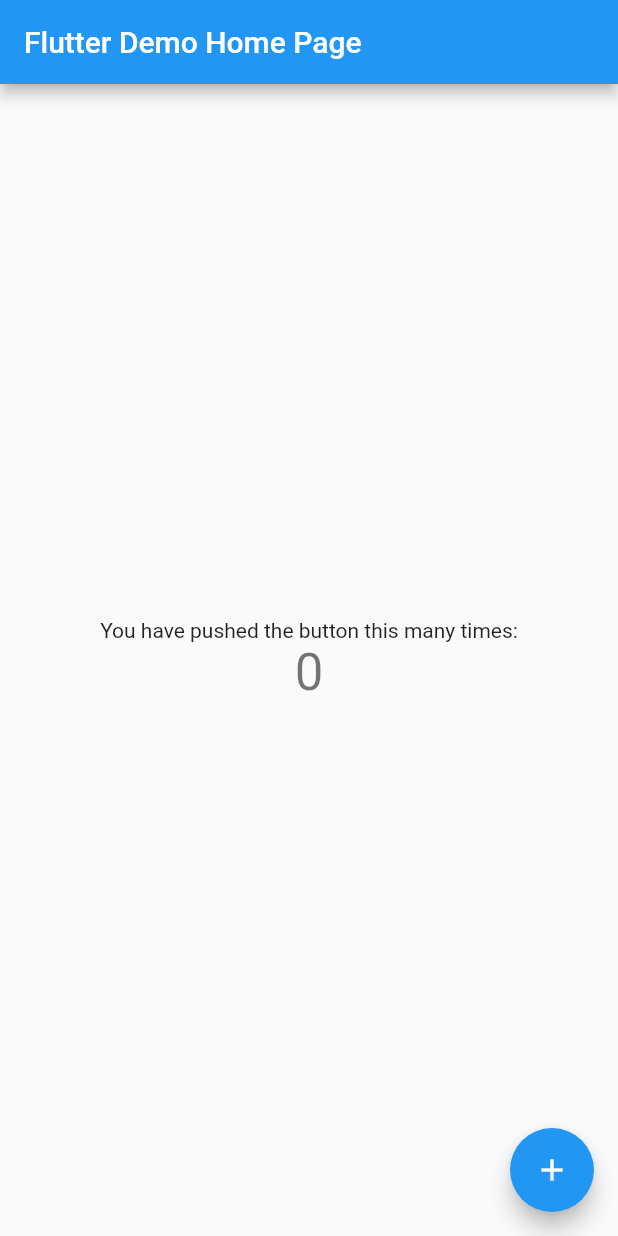
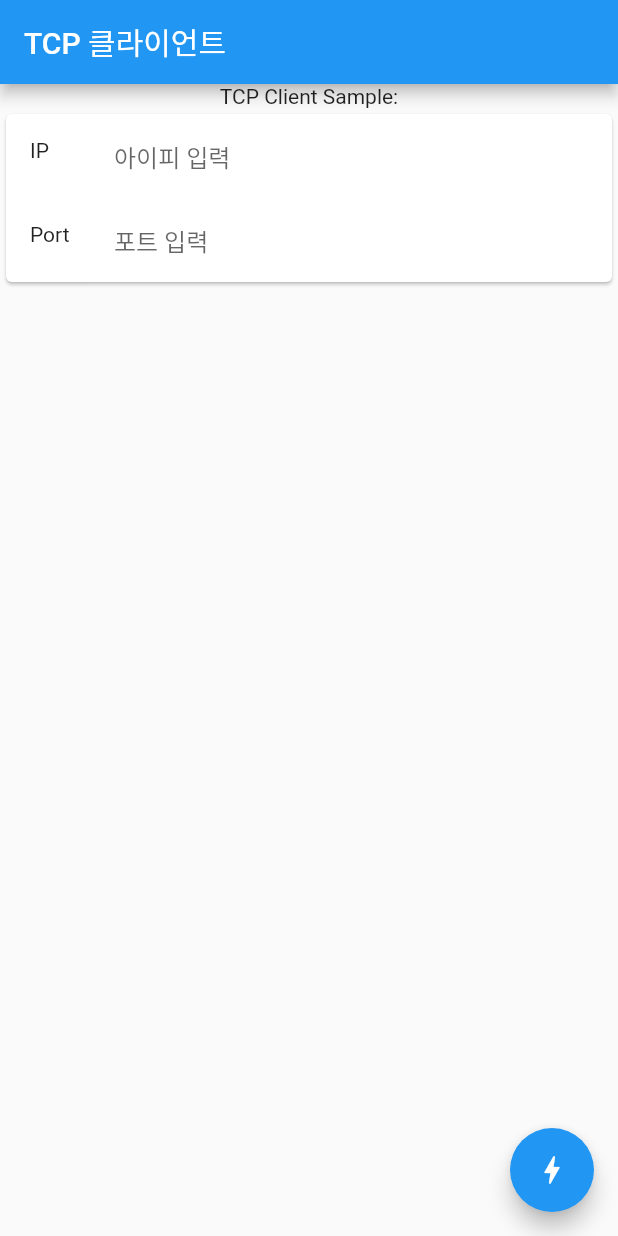
Before and after one commit to dogzz9445/network-samples, a Flutter app: the screen it shows after launch, on a phone screen of 412 x 824 dp. Run offline on Flutter 3.47's test engine with Material 2 defaults, Android fonts, the phone set to English and light mode, and no system bars.

Commit message:
Add wpf project and edit ui of flutter_tcp_client

```diff
--- a/samples/flutter_tcp_client/lib/main.dart
+++ b/samples/flutter_tcp_client/lib/main.dart
@@ -1,3 +1,6 @@
+import 'dart:async';
+import 'dart:io';
+
 import 'package:flutter/material.dart';
 
 void main() {
@@ -11,7 +14,7 @@ class MyApp extends StatelessWidget {
   @override
   Widget build(BuildContext context) {
     return MaterialApp(
-      title: 'Flutter Demo',
+      title: 'TCP 클라이언트',
       theme: ThemeData(
         // This is the theme of your application.
         //
@@ -24,7 +27,7 @@ class MyApp extends StatelessWidget {
         // is not restarted.
         primarySwatch: Colors.blue,
       ),
-      home: const MyHomePage(title: 'Flutter Demo Home Page'),
+      home: const MyHomePage(title: 'TCP 클라이언트'),
     );
   }
 }
@@ -48,17 +51,40 @@ class MyHomePage extends StatefulWidget {
 }
 
 class _MyHomePageState extends State<MyHomePage> {
-  int _counter = 0;
+  Socket? _channel;
+  String? _ip;
+  int? _port;
+  bool _isConnected = false;
+  //final _serverIpController = TextEditingController();
 
-  void _incrementCounter() {
+  void _connect() async {
+    if (_ip == null) {
+      return;
+    }
+    if (_port == null) {
+      return;
+    }
+    var socket = await Socket.connect(_ip!, _port!);
+
     setState(() {
-      // This call to setState tells the Flutter framework that something has
-      // changed in this State, which causes it to rerun the build method below
-      // so that the display can reflect the updated values. If we changed
-      // _counter without calling setState(), then the build method would not be
-      // called again, and so nothing would appear to happen.
-      _counter++;
+      _isConnected = true;
+      _channel = socket;
     });
+
+    _channel?.listen((event) {}, cancelOnError: false);
+  }
+
+  void _disconnect() {
+    setState(() {
+      _isConnected = false;
+    });
+    _channel?.close();
+  }
+
+  void _send(String message) {
+    if (message.isNotEmpty) {
+      _channel?.write(message);
+    }
   }
 
   @override
@@ -93,22 +119,56 @@ class _MyHomePageState extends State<MyHomePage> {
         // center the children vertically; the main axis here is the vertical
         // axis because Columns are vertical (the cross axis would be
         // horizontal).
-          mainAxisAlignment: MainAxisAlignment.center,
+        //mainAxisAlignment: MainAxisAlignment.center,
         children: <Widget>[
           const Text(
-              'You have pushed the button this many times:',
+            'TCP Client Sample:',
           ),
-            Text(
-              '$_counter',
-              style: Theme.of(context).textTheme.headline4,
+          Card(
+            child: Column(children: [
+              ListTile(
+                  dense: true,
+                  leading: const Text("IP"),
+                  title: TextField(
+                      decoration: const InputDecoration(
+                        border: InputBorder.none,
+                        hintText: '아이피 입력',
+                      ),
+                      onChanged: (text) {
+                        setState(() {
+                          _ip = text;
+                        });
+                      })),
+              ListTile(
+                dense: true,
+                leading: const Text("Port"),
+                title: TextField(
+                    keyboardType: TextInputType.number,
+                    decoration: const InputDecoration(
+                      border: InputBorder.none,
+                      hintText: '포트 입력',
+                    ),
+                    onChanged: (text) {
+                      setState(() {
+                        _port = int.parse(text);
+                      });
+                    }),
+              ),
+            ]),
           ),
         ],
-        ),
-      ),
-      floatingActionButton: FloatingActionButton(
-        onPressed: _incrementCounter,
-        tooltip: 'Increment',
-        child: const Icon(Icons.add),
+      )),
+      // TODO: 토글로 바꾸기
+      floatingActionButton: _isConnected
+          ? FloatingActionButton(
+              onPressed: _disconnect,
+              tooltip: 'Disconnect',
+              child: const Icon(Icons.cancel),
+            )
+          : FloatingActionButton(
+              onPressed: _connect,
+              tooltip: 'Connect',
+              child: const Icon(Icons.bolt),
             ), // This trailing comma makes auto-formatting nicer for build methods.
     );
   }
```
Also changed, not shown: 7 other files. Lines whose indentation alone changed are shown as unchanged.
